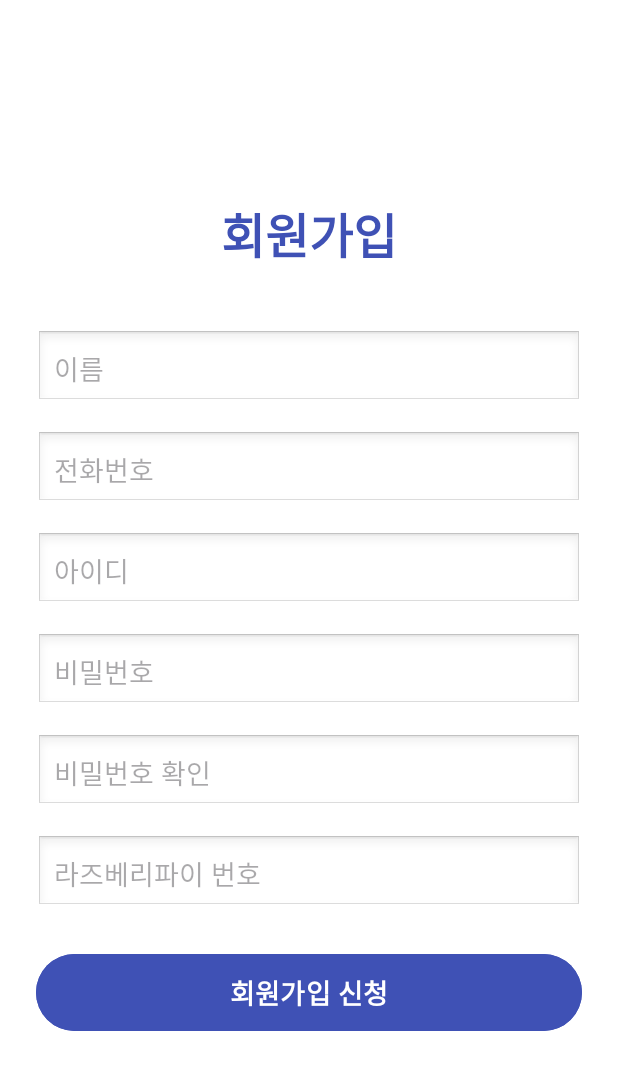
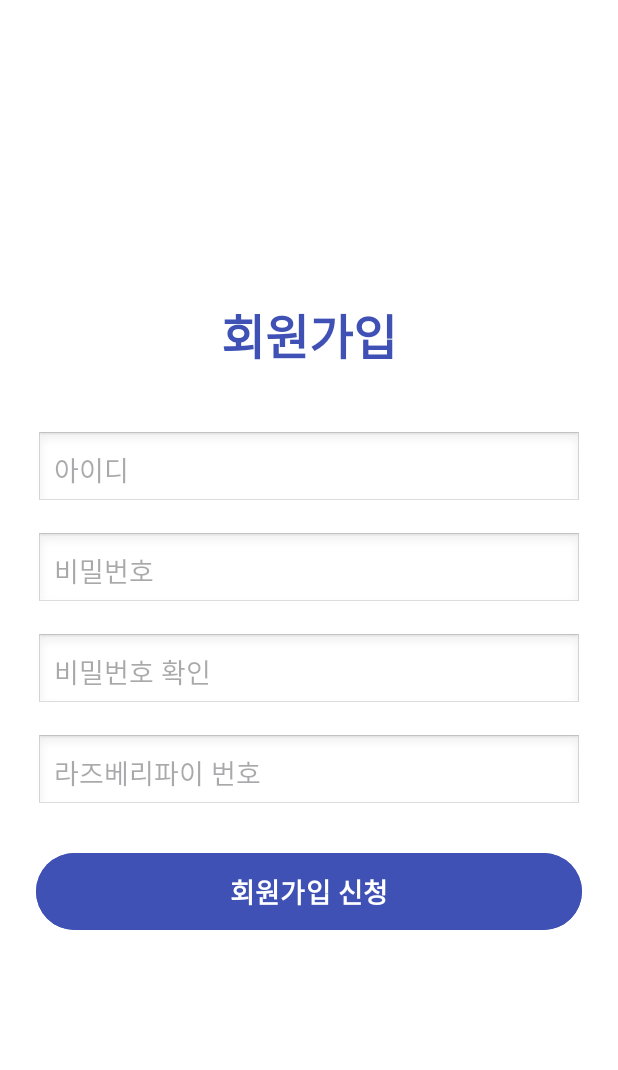
Before and after one commit to 1ShinSuHo1/group-project, an Android app: the sign_up screen opened directly, with no data from a screen before it, after a tap on "회원가입 신청", on a phone screen of 412 x 824 dp. Shown: the top 1070 px of the screen. Run offline under Robolectric (Android 15) with nearby library versions, the phone set to English and light mode, and no system bars.

Commit message:
first commit

```diff
--- a/app/src/main/AndroidManifest.xml
+++ b/app/src/main/AndroidManifest.xml
@@ -18,6 +18,7 @@
         android:roundIcon="@mipmap/ic_launcher_round"
         android:supportsRtl="true"
         android:theme="@style/Theme.SH_project"
+        android:networkSecurityConfig="@xml/network_security_config"
         tools:targetApi="31">
 
         <receiver android:name=".fuctions.AlarmReceiver" />
--- a/app/src/main/java/com/example/sh_project/ApiService.java
+++ b/app/src/main/java/com/example/sh_project/ApiService.java
@@ -4,9 +4,13 @@ import retrofit2.Call;
 import retrofit2.http.Body;
 import retrofit2.http.POST;
 
-// Retrofit API 인터페이스
 public interface ApiService {
-    @POST("/api/signup")
-        // 서버의 회원가입 엔드포인트
+    // POST 요청을 통해 서버로 회원가입 요청
+    @POST("/user/register")
     Call<SignUpResponse> signUp(@Body SignUpRequest request);
+
+    // POST 요청을 통해 서버로 로그인 요청
+    // 로그인 요청 (POST 요청)
+    @POST("/user/login")
+    Call<LoginResponse> login(@Body LoginRequest request);  // 응답을 LoginResponse 객체로 받음
 }
--- a/app/src/main/java/com/example/sh_project/SignUpResponse.java
+++ b/app/src/main/java/com/example/sh_project/SignUpResponse.java
@@ -1,6 +1,5 @@
 package com.example.sh_project;
 
-// 응답 데이터를 받을 클래스
 public class SignUpResponse {
     private boolean success;
     private String message;
@@ -10,7 +9,7 @@ public class SignUpResponse {
         this.message = message;
     }
 
-    // Getters and Setters
+    // Getter와 Setter
     public boolean isSuccess() {
         return success;
     }
--- a/app/src/main/java/com/example/sh_project/sign_up.java
+++ b/app/src/main/java/com/example/sh_project/sign_up.java
@@ -8,6 +8,8 @@ import android.widget.Button;
 import android.widget.EditText;
 import android.widget.Toast;
 
+import okhttp3.OkHttpClient;
+import okhttp3.logging.HttpLoggingInterceptor;
 import retrofit2.Call;
 import retrofit2.Callback;
 import retrofit2.Response;
@@ -16,7 +18,7 @@ import retrofit2.converter.gson.GsonConverterFactory;
 
 public class sign_up extends AppCompatActivity {
 
-    private EditText nameField, phoneField, usernameField, passwordField, passwordConfirmField, raspberryPiIdField;
+    private EditText idField, passwordField, passwordConfirmField, serialNumberField;
     private Button signUpButton;
     private ApiService apiService;  // Retrofit 인터페이스
 
@@ -26,51 +28,44 @@ public class sign_up extends AppCompatActivity {
         setContentView(R.layout.activity_sign_up);
 
         // UI 요소 찾기
-        nameField = findViewById(R.id.name);
-        phoneField = findViewById(R.id.phoneNumber);
-        usernameField = findViewById(R.id.username);
+        idField = findViewById(R.id.id);
         passwordField = findViewById(R.id.password);
         passwordConfirmField = findViewById(R.id.passwordConfirm);
-        raspberryPiIdField = findViewById(R.id.raspberryPiId);
+        serialNumberField = findViewById(R.id.serialNumber);
         signUpButton = findViewById(R.id.signUpButton);
 
         // Retrofit 설정
         Retrofit retrofit = new Retrofit.Builder()
-                .baseUrl("http://3.37.225.63:8080/") // 팀원의 AWS EC2 서버 URL
+                .baseUrl("http://3.37.225.63:8080")
                 .addConverterFactory(GsonConverterFactory.create())
+                .client(new OkHttpClient.Builder().addInterceptor(new HttpLoggingInterceptor().setLevel(HttpLoggingInterceptor.Level.BODY)).build())
                 .build();
 
-        apiService = retrofit.create(ApiService.class);
+
+        apiService = retrofit.create(ApiService.class);  // ApiService 객체 생성
 
         // 회원가입 버튼 클릭 리스너
         signUpButton.setOnClickListener(new View.OnClickListener() {
             @Override
             public void onClick(View v) {
-                String name = nameField.getText().toString().trim();
-                String phone = phoneField.getText().toString().trim();
-                String username = usernameField.getText().toString().trim();
+                String id = idField.getText().toString().trim();
                 String password = passwordField.getText().toString().trim();
                 String passwordConfirm = passwordConfirmField.getText().toString().trim();
-                String raspberryPiId = raspberryPiIdField.getText().toString().trim();
+                String serialNumber = serialNumberField.getText().toString().trim();
 
                 // 입력 값 오류 검사
-                if (name.isEmpty() || phone.isEmpty() || username.isEmpty() || password.isEmpty() || raspberryPiId.isEmpty()) {
+                if (id.isEmpty() || password.isEmpty() || serialNumber.isEmpty()) {
                     Toast.makeText(sign_up.this, "모든 칸을 입력해주세요.", Toast.LENGTH_SHORT).show();
                     return;
                 }
 
-                if (!phone.matches("\\d{11}")) { // 전화번호가 숫자 11자리가 아닐 경우
-                    Toast.makeText(sign_up.this, "전화번호는 11자리 숫자여야 합니다.", Toast.LENGTH_SHORT).show();
-                    return;
-                }
-
-                if (!password.equals(passwordConfirm)) { // 비밀번호가 일치하지 않을 경우
+                if (!password.equals(passwordConfirm)) {
                     Toast.makeText(sign_up.this, "비밀번호가 일치하지 않습니다.", Toast.LENGTH_SHORT).show();
                     return;
                 }
 
                 // 서버로 전송할 회원가입 요청 객체 생성
-                SignUpRequest request = new SignUpRequest(name, phone, username, password, raspberryPiId);
+                SignUpRequest request = new SignUpRequest(id, password, serialNumber);
 
                 // 서버에 회원가입 요청
                 Call<SignUpResponse> call = apiService.signUp(request);
@@ -82,7 +77,7 @@ public class sign_up extends AppCompatActivity {
                             // 로그인 화면으로 이동
                             Intent intent = new Intent(sign_up.this, login.class);
                             startActivity(intent);
-                            finish(); // 현재 액티비티 종료
+                            finish();
                         } else {
                             Toast.makeText(sign_up.this, "회원가입 실패", Toast.LENGTH_SHORT).show();
                         }
--- a/app/src/main/res/layout/activity_login.xml
+++ b/app/src/main/res/layout/activity_login.xml
@@ -21,7 +21,7 @@
 
     <!-- 아이디 입력 -->
     <EditText
-        android:id="@+id/username"
+        android:id="@+id/id"
         android:layout_width="match_parent"
         android:layout_height="wrap_content"
         android:hint="아이디"
--- a/app/src/main/res/layout/activity_sign_up.xml
+++ b/app/src/main/res/layout/activity_sign_up.xml
@@ -7,7 +7,6 @@
     android:gravity="center"
     android:background="#ffffff">
 
-    <!-- 회원가입 제목 -->
     <TextView
         android:id="@+id/title"
         android:layout_width="wrap_content"
@@ -19,31 +18,8 @@
         android:gravity="center"
         android:layout_marginBottom="40dp"/>
 
-    <!-- 이름 입력 -->
     <EditText
-        android:id="@+id/name"
-        android:layout_width="match_parent"
-        android:layout_height="wrap_content"
-        android:hint="이름"
-        android:inputType="textPersonName"
-        android:padding="12dp"
-        android:background="@android:drawable/edit_text"
-        android:layout_marginBottom="16dp"/>
-
-    <!-- 전화번호 입력 -->
-    <EditText
-        android:id="@+id/phoneNumber"
-        android:layout_width="match_parent"
-        android:layout_height="wrap_content"
-        android:hint="전화번호"
-        android:inputType="phone"
-        android:padding="12dp"
-        android:background="@android:drawable/edit_text"
-        android:layout_marginBottom="16dp"/>
-
-    <!-- 아이디 입력 -->
-    <EditText
-        android:id="@+id/username"
+        android:id="@+id/id"
         android:layout_width="match_parent"
         android:layout_height="wrap_content"
         android:hint="아이디"
@@ -52,7 +28,6 @@
         android:background="@android:drawable/edit_text"
         android:layout_marginBottom="16dp"/>
 
-    <!-- 비밀번호 입력 -->
     <EditText
         android:id="@+id/password"
         android:layout_width="match_parent"
@@ -63,7 +38,6 @@
         android:background="@android:drawable/edit_text"
         android:layout_marginBottom="16dp"/>
 
-    <!-- 비밀번호 확인 입력 -->
     <EditText
         android:id="@+id/passwordConfirm"
         android:layout_width="match_parent"
@@ -74,9 +48,8 @@
         android:background="@android:drawable/edit_text"
         android:layout_marginBottom="16dp"/>
 
-    <!-- 라즈베리파이 번호 입력 -->
     <EditText
-        android:id="@+id/raspberryPiId"
+        android:id="@+id/serialNumber"
         android:layout_width="match_parent"
         android:layout_height="wrap_content"
         android:hint="라즈베리파이 번호"
@@ -85,7 +58,6 @@
         android:background="@android:drawable/edit_text"
         android:layout_marginBottom="24dp"/>
 
-    <!-- 회원가입 완료 버튼 -->
     <Button
         android:id="@+id/signUpButton"
         android:layout_width="match_parent"
--- /dev/null
+++ b/app/src/main/res/xml/network_security_config.xml
@@ -0,0 +1,6 @@
+<?xml version="1.0" encoding="utf-8"?>
+<network-security-config>
+    <domain-config cleartextTrafficPermitted="true">
+        <domain includeSubdomains="true">3.37.225.63</domain>
+    </domain-config>
+</network-security-config>
```
Also changed, not shown: app/src/main/java/com/example/sh_project/LoginRequest.java (added, +29 -0 lines), app/src/main/java/com/example/sh_project/LoginResponse.java (added, +29 -0 lines), app/src/main/java/com/example/sh_project/RetrofitClient.java (added, +31 -0 lines), app/src/main/java/com/example/sh_project/SignUpRequest.java (+16 -35 lines), app/src/main/java/com/example/sh_project/login.java (+79 -10 lines).
